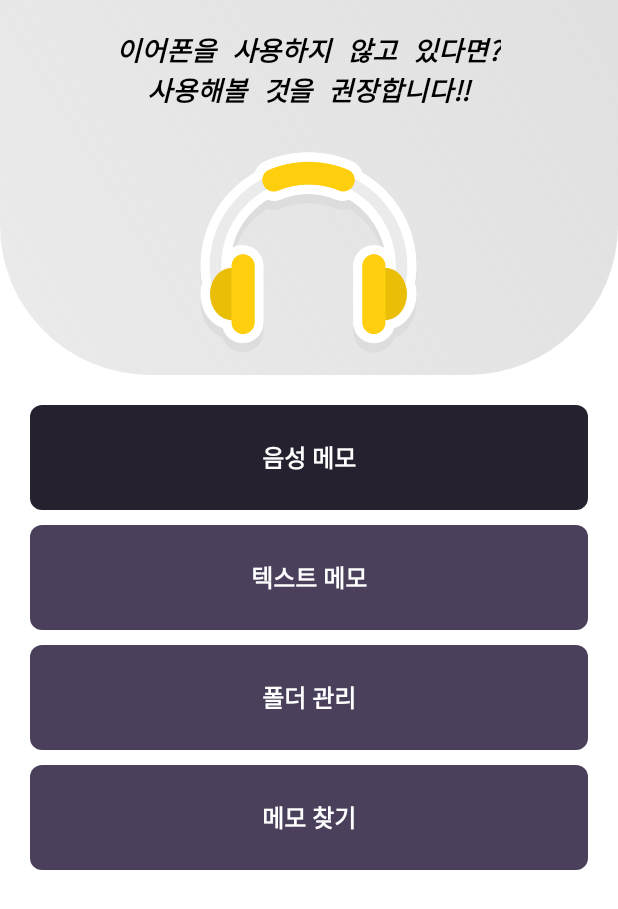
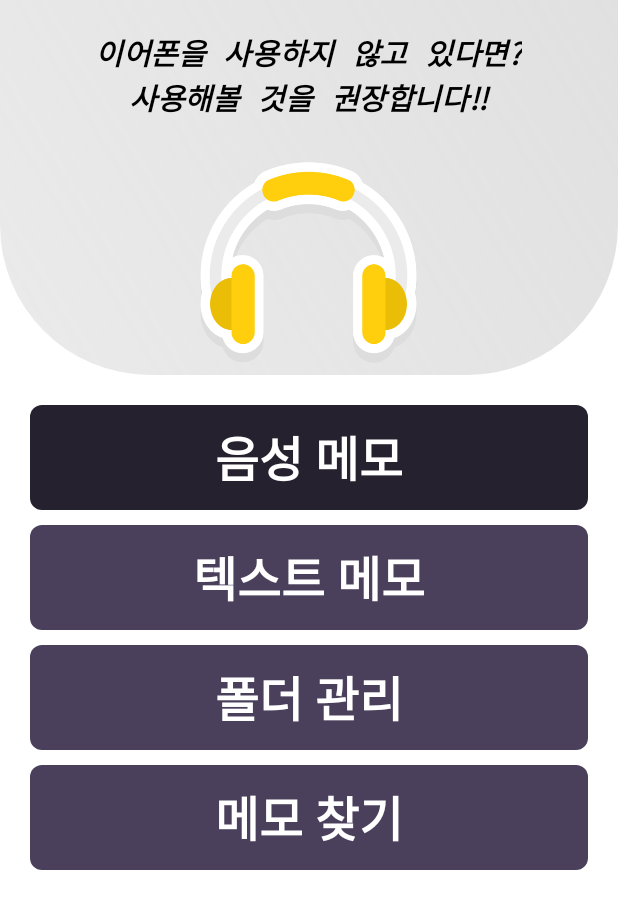
Before and after one commit to choisinho/capstone1, an Android app: the screen it shows after launch (MainActivity), on a phone screen of 412 x 824 dp. Shown: the top 909 px of the screen. Run offline under Robolectric (Android 15) with nearby library versions, the phone set to English and light mode, and no system bars.

Commit message:
font size up

```diff
--- a/osp-1902blindrecorder/app/src/main/res/layout/activity_folder.xml
+++ b/osp-1902blindrecorder/app/src/main/res/layout/activity_folder.xml
@@ -32,7 +32,7 @@
                 android:focusable="false"
                 android:text="폴더 생성"
                 android:textColor="@color/colorWhite"
-                android:textSize="16sp"
+                android:textSize="32sp"
                 android:textStyle="bold" />
 
             <Button
@@ -48,7 +48,7 @@
                 android:focusable="false"
                 android:text="폴더 변경"
                 android:textColor="@color/colorWhite"
-                android:textSize="16sp"
+                android:textSize="32sp"
                 android:textStyle="bold" />
         </LinearLayout>
     </LinearLayout>
--- a/osp-1902blindrecorder/app/src/main/res/layout/activity_main.xml
+++ b/osp-1902blindrecorder/app/src/main/res/layout/activity_main.xml
@@ -26,7 +26,7 @@
             android:textAlignment="center"
             android:typeface="monospace"
             android:textColor="@color/colorBlack"
-            android:textSize="18sp"
+            android:textSize="20sp"
             android:textStyle="italic|bold" />
 
 
@@ -68,7 +68,7 @@
                 android:focusable="false"
                 android:text="음성 메모"
                 android:textColor="@color/colorWhite"
-                android:textSize="16sp"
+                android:textSize="32sp"
                 android:textStyle="bold" />
 
             <Button
@@ -83,7 +83,7 @@
                 android:focusable="false"
                 android:text="텍스트 메모"
                 android:textColor="@color/colorWhite"
-                android:textSize="16sp"
+                android:textSize="32sp"
                 android:textStyle="bold" />
 
             <Button
@@ -98,7 +98,7 @@
                 android:focusable="false"
                 android:text="폴더 관리"
                 android:textColor="@color/colorWhite"
-                android:textSize="16sp"
+                android:textSize="32sp"
                 android:textStyle="bold" />
 
             <Button
@@ -113,7 +113,7 @@
                 android:focusable="false"
                 android:text="메모 찾기"
                 android:textColor="@color/colorWhite"
-                android:textSize="16sp"
+                android:textSize="32sp"
                 android:textStyle="bold" />
         </LinearLayout>
     </LinearLayout>
--- a/osp-1902blindrecorder/app/src/main/res/layout/activity_memo.xml
+++ b/osp-1902blindrecorder/app/src/main/res/layout/activity_memo.xml
@@ -44,7 +44,7 @@
             android:padding="20dp"
             android:text="메모를 입력하세요."
             android:textColor="@color/colorYellow"
-            android:textSize="24sp"
+            android:textSize="36sp"
             android:textStyle="bold" />
 
         <Button
@@ -59,7 +59,7 @@
             android:focusable="false"
             android:text="메모 입력"
             android:textColor="@color/colorWhite"
-            android:textSize="16sp"
+            android:textSize="32sp"
             android:textStyle="bold" />
 
         <Button
@@ -74,7 +74,7 @@
             android:focusable="false"
             android:text="메모 저장"
             android:textColor="@color/colorWhite"
-            android:textSize="16sp"
+            android:textSize="32sp"
             android:textStyle="bold" />
 
     </LinearLayout>
--- a/osp-1902blindrecorder/app/src/main/res/layout/activity_play.xml
+++ b/osp-1902blindrecorder/app/src/main/res/layout/activity_play.xml
@@ -41,7 +41,7 @@
                 android:focusable="false"
                 android:text="녹음파일 재생"
                 android:textColor="@color/colorWhite"
-                android:textSize="16sp"
+                android:textSize="32sp"
                 android:textStyle="bold" />
 
 <!--            <Button-->
--- a/osp-1902blindrecorder/app/src/main/res/layout/activity_record.xml
+++ b/osp-1902blindrecorder/app/src/main/res/layout/activity_record.xml
@@ -38,7 +38,7 @@
             android:focusable="false"
             android:text="녹음시작"
             android:textColor="@color/colorWhite"
-            android:textSize="16sp"
+            android:textSize="32sp"
             android:textStyle="bold" />
     </LinearLayout>
 
--- a/osp-1902blindrecorder/app/src/main/res/layout/activity_search.xml
+++ b/osp-1902blindrecorder/app/src/main/res/layout/activity_search.xml
@@ -34,7 +34,7 @@
                 android:focusable="false"
                 android:text="파일 이름으로 찾기"
                 android:textColor="@color/colorWhite"
-                android:textSize="16sp"
+                android:textSize="32sp"
                 android:textStyle="bold" />
 
             <Button
@@ -50,7 +50,7 @@
                 android:focusable="false"
                 android:text="파일 목록"
                 android:textColor="@color/colorWhite"
-                android:textSize="16sp"
+                android:textSize="32sp"
                 android:textStyle="bold" />
         </LinearLayout>
     </LinearLayout>
--- a/osp-1902blindrecorder/app/src/main/res/layout/activity_text.xml
+++ b/osp-1902blindrecorder/app/src/main/res/layout/activity_text.xml
@@ -33,7 +33,7 @@
             android:padding="20dp"
             android:text="메모를 불러오는 중..."
             android:textColor="@color/colorYellow"
-            android:textSize="24sp"
+            android:textSize="36sp"
             android:textStyle="bold" />
 
         <Button
@@ -48,7 +48,7 @@
             android:focusable="false"
             android:text="알람 설정하기"
             android:textColor="@color/colorWhite"
-            android:textSize="16sp"
+            android:textSize="32sp"
             android:textStyle="bold" />
 
         <Button
@@ -63,7 +63,7 @@
             android:focusable="false"
             android:text="전화번호로 통화하기"
             android:textColor="@color/colorWhite"
-            android:textSize="16sp"
+            android:textSize="32sp"
             android:textStyle="bold" />
 
 <!--        <Button-->
--- a/osp-1902blindrecorder/app/src/main/res/layout/layout_file.xml
+++ b/osp-1902blindrecorder/app/src/main/res/layout/layout_file.xml
@@ -19,7 +19,7 @@
         android:gravity="center"
         android:text="0"
         android:textColor="@color/colorWhite"
-        android:textSize="16sp"
+        android:textSize="32sp"
         android:textStyle="bold" />
 
     <Button
@@ -35,6 +35,6 @@
         android:singleLine="true"
         android:text="파일제목"
         android:textColor="@color/colorWhite"
-        android:textSize="18sp"
+        android:textSize="32sp"
         android:textStyle="bold" />
 </LinearLayout>
```
Also changed, not shown: osp-1902blindrecorder/app/src/main/res/layout/activity_menu.xml (+4 -4 lines).
